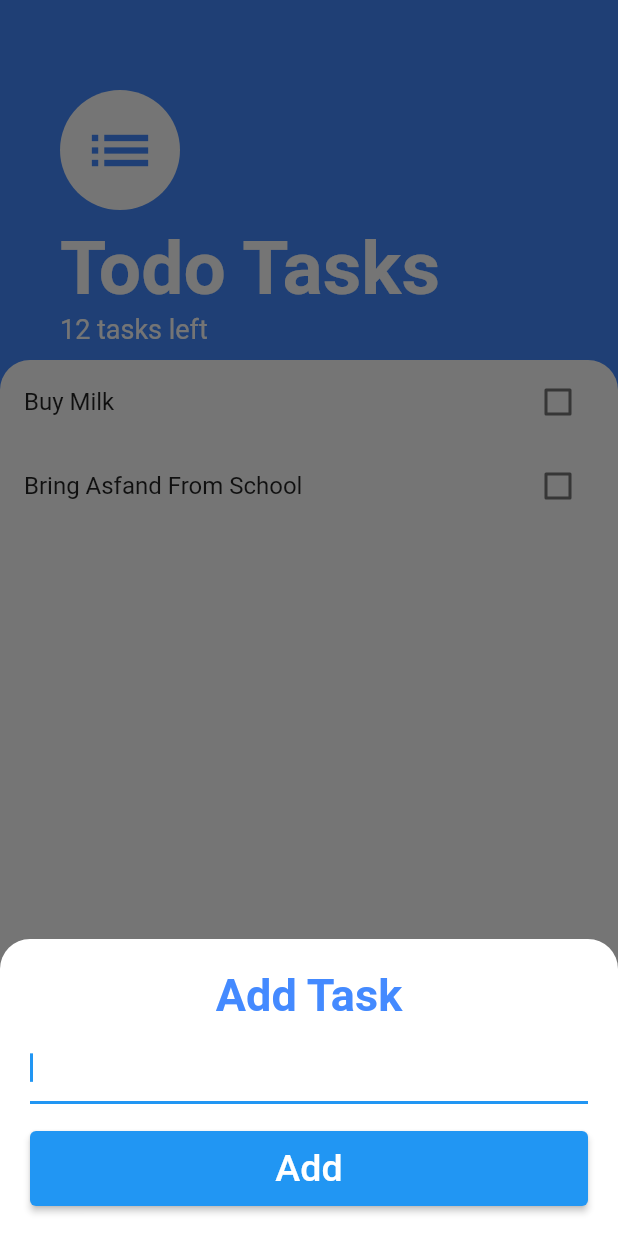
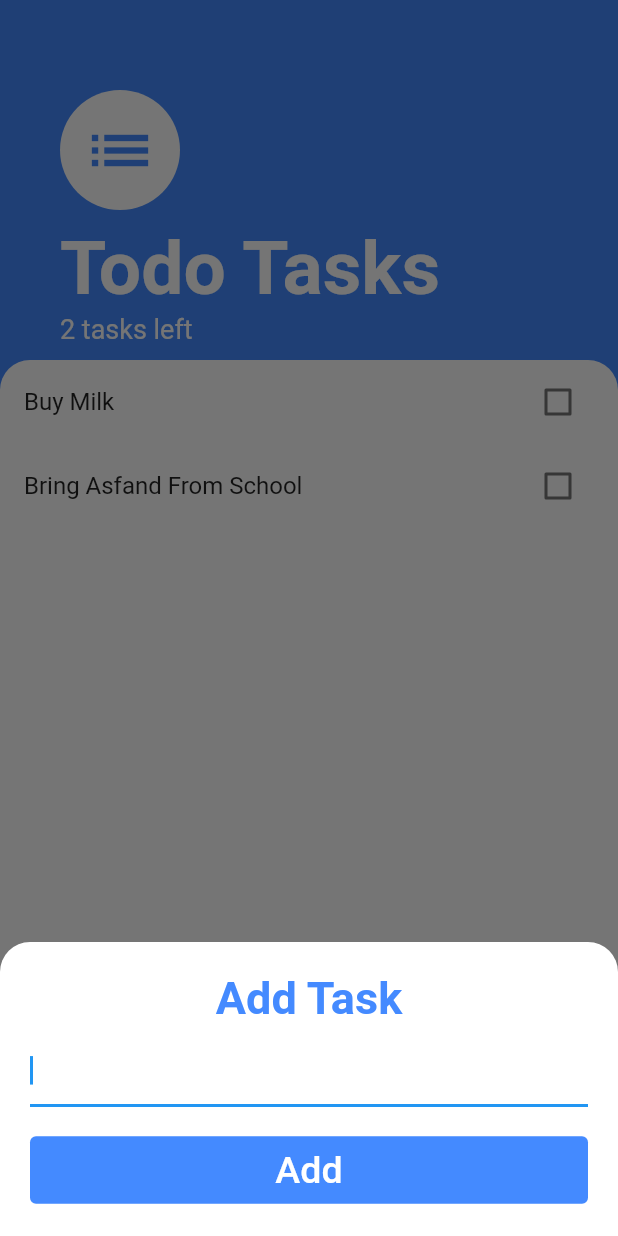
Before and after one commit to MuhammadIbraheem18sw26/StateManagement-FLutter, a Flutter app: the screen it shows after launch, after a tap on the "add" icon, on a phone screen of 412 x 824 dp. Run offline on Flutter 3.47's test engine with Material 2 defaults, Android fonts, the phone set to English and light mode, and no system bars.

Commit message:
refactor the code and add functionality of adding tasks in out list

```diff
--- a/lib/Screens/add_task_screen.dart
+++ b/lib/Screens/add_task_screen.dart
@@ -2,8 +2,13 @@ import 'package:flutter/cupertino.dart';
 import 'package:flutter/material.dart';
 
 class AddTask extends StatelessWidget {
+  final Function addTaskCallback;
+
+  AddTask(this.addTaskCallback);
+
   @override
   Widget build(BuildContext context) {
+    late String newtask;
     return Flexible(
       child: Container(
         color: Color(0xff757575),
@@ -35,14 +40,18 @@ class AddTask extends StatelessWidget {
                     color: Colors.black54,
                     fontSize: 16,
                   ),
+                  onChanged: (newValue) {
+                    newtask = newValue;
+                  },
                 ),
                 SizedBox(height: 18.0),
-                ElevatedButton(
-                  style: ElevatedButton.styleFrom(
-                    minimumSize: const Size(200, 50),
-                    maximumSize: const Size(200, 50),
-                  ),
-                  onPressed: () {},
+                TextButton(
+                  style: ButtonStyle(
+                      backgroundColor:
+                          MaterialStateProperty.all(Colors.blueAccent)),
+                  onPressed: () {
+                    addTaskCallback(newtask);
+                  },
                   child: Text(
                     "Add",
                     style: TextStyle(
--- a/lib/Screens/task_screen.dart
+++ b/lib/Screens/task_screen.dart
@@ -2,8 +2,21 @@ import 'package:flutter/cupertino.dart';
 import 'package:flutter/material.dart';
 import 'package:todoapp/widgets/task_list.dart';
 import 'add_task_screen.dart';
+import 'package:todoapp/models/tasks.dart';
 
-class TaskScreen extends StatelessWidget {
+class TaskScreen extends StatefulWidget {
+  @override
+  State<TaskScreen> createState() => _TaskScreenState();
+}
+
+class _TaskScreenState extends State<TaskScreen> {
+  List<Task> task = [
+    Task(taskName: 'Buy Milk'),
+    Task(
+      taskName: 'Bring Asfand From School',
+    )
+  ];
+
   @override
   Widget build(BuildContext context) {
     return SafeArea(
@@ -18,7 +31,12 @@ class TaskScreen extends StatelessWidget {
                         child: Container(
                       padding: EdgeInsets.only(
                           bottom: MediaQuery.of(context).viewInsets.bottom),
-                      child: AddTask(),
+                      child: AddTask((value) {
+                        setState(() {
+                          task.add(Task(taskName: value));
+                        });
+                        Navigator.pop(context);
+                      }),
                     )));
           },
           backgroundColor: Colors.blueAccent,
@@ -54,7 +72,7 @@ class TaskScreen extends StatelessWidget {
                     ),
                   ),
                   Text(
-                    "12 tasks left",
+                    "${task.length} tasks left",
                     style: TextStyle(
                       color: Colors.white,
                       fontSize: 18.0,
@@ -73,7 +91,7 @@ class TaskScreen extends StatelessWidget {
                     topRight: Radius.circular(20.0),
                   ),
                 ),
-                child: TaskList(),
+                child: TaskList(task),
               ),
             )
           ],
--- a/lib/widgets/task_list.dart
+++ b/lib/widgets/task_list.dart
@@ -3,30 +3,28 @@ import 'task_tile.dart';
 import 'package:todoapp/models/tasks.dart';
 
 class TaskList extends StatefulWidget {
+  final List<Task> tasks;
+
+  TaskList(this.tasks);
+
   @override
   State<TaskList> createState() => _TaskListState();
 }
 
 class _TaskListState extends State<TaskList> {
-  List<Task> task = [
-    Task(taskName: 'Buy Milk'),
-    Task(
-      taskName: 'Bring Asfand From School',
-    )
-  ];
   @override
   Widget build(BuildContext context) {
     return ListView.builder(
         itemBuilder: (context, index) {
           return TaskTile(
-              isChecked: task[index].isDone,
-              taskTitle: task[index].taskName,
+              isChecked: widget.tasks[index].isDone,
+              taskTitle: widget.tasks[index].taskName,
               setCheckBox: (bool? value) {
                 setState(() {
-                  task[index].toggleTasks();
+                  widget.tasks[index].toggleTasks();
                 });
               });
         },
-        itemCount: task.length - 0);
+        itemCount: widget.tasks.length - 0);
   }
 }
```
Also changed, not shown: pubspec.lock.
